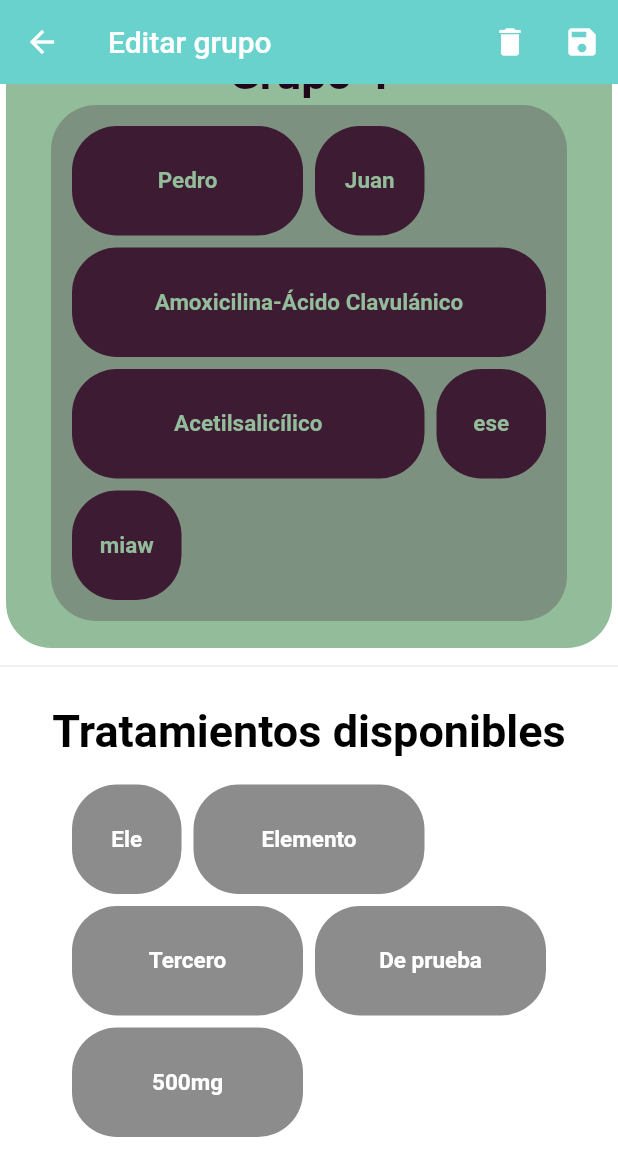
After one commit to IDGS-901-19002274/MedicardApp, a Flutter app: the DragToGroupScreen screen opened by its route, scrolled down 73 dp, after a tap on the "delete" icon, on a phone screen of 412 x 824 dp. The commit adds this screen. Shown: the top 1176 px of the screen. Run offline on Flutter 3.47's test engine with Material 2 defaults, Android fonts, the phone set to English and light mode, and no system bars; our stand-ins replace calendar_date_picker2, flutter_expandable_fab, searchfield, sqflite; accounts and stored records are empty.

Commit message:
sqlite preparacion

```diff
--- a/lib/constants/constants.dart
+++ b/lib/constants/constants.dart
@@ -26,3 +26,9 @@ BorderRadius inputBorderRadius = BorderRadius.circular(10);
 //Buttons Constans
 const EdgeInsets buttonPadding = EdgeInsets.all(15);
 BorderRadius buttonBorderRadius = BorderRadius.circular(10);
+
+BoxDecoration backgroundImage({required String image}) {
+  return BoxDecoration(
+      image: DecorationImage(
+          fit: BoxFit.cover, image: AssetImage('assets/img/$image.jpeg')));
+}
--- /dev/null
+++ b/lib/custom/drag_and_drop.dart
@@ -0,0 +1,207 @@
+import 'package:flutter/material.dart';
+import 'package:flutter_staggered_grid_view/flutter_staggered_grid_view.dart';
+import 'package:medicard_app/constants/color_pallettes.dart';
+import 'package:medicard_app/custom/custom_widgets.dart';
+import 'package:medicard_app/custom/draggable.dart';
+import 'package:medicard_app/interfaces/color_interface.dart';
+
+class DraggerElement extends StatelessWidget {
+  final String name;
+  final CardColors colorPallette;
+  const DraggerElement(
+      {super.key, required this.name, required this.colorPallette});
+
+  @override
+  Widget build(BuildContext context) {
+    return StaggeredGridTile.count(
+      crossAxisCellCount: name.length > 25
+          ? 4
+          : name.length > 13
+              ? 3
+              : name.length > 4
+                  ? 2
+                  : 1,
+      mainAxisCellCount: 1,
+      child: Draggable(
+        data: name,
+        feedback: DraggedElement(
+          colorPallette: colorPallette,
+        ),
+        child: DraggableBox(
+          colorPallette: colorPallette,
+          name: name,
+        ),
+      ),
+    );
+  }
+}
+
+class DraggerContainer extends StatelessWidget {
+  final String groupName;
+  final CardColors colorPallette;
+  final Widget child;
+  const DraggerContainer(
+      {super.key,
+      required this.groupName,
+      required this.colorPallette,
+      required this.child});
+
+  @override
+  Widget build(BuildContext context) {
+    return RoundedBox(
+      bgColor: colorPallette.bgColor,
+      padding: const EdgeInsets.all(10),
+      child: ListTile(
+        title: TitleText(
+          fontColor: colorPallette.textColor,
+          text: groupName,
+          fontSize: 30,
+        ),
+        subtitle: child,
+      ),
+    );
+  }
+}
+
+class DraggedCard extends StatelessWidget {
+  final int index;
+  final String name;
+  final CardColors colorPallette;
+  final VoidCallback ontap;
+  const DraggedCard(
+      {super.key,
+      required this.name,
+      required this.colorPallette,
+      required this.index,
+      required this.ontap});
+
+  @override
+  Widget build(BuildContext context) {
+    return StaggeredGridTile.count(
+      crossAxisCellCount: name.length > 25
+          ? 4
+          : name.length > 13
+              ? 3
+              : name.length > 4
+                  ? 2
+                  : 1,
+      mainAxisCellCount: 1,
+      child: InkWell(
+        onTap: ontap,
+        child: DraggableBox(
+          name: name,
+          colorPallette: colorPallette,
+        ),
+      ),
+    );
+  }
+}
+
+// ignore: must_be_immutable
+class DraggerZone extends StatefulWidget {
+  final CardColors colorPallette;
+  final List<String> tiles;
+
+  const DraggerZone(
+      {super.key, required this.colorPallette, required this.tiles});
+
+  @override
+  State<DraggerZone> createState() => _DraggerZoneState();
+}
+
+class _DraggerZoneState extends State<DraggerZone> {
+  List<DraggedCard> gridTiles = [];
+
+  @override
+  Widget build(BuildContext context) {
+    gridTiles = _generate_grid_cards();
+    return DragTarget(
+      builder: (
+        BuildContext context,
+        List<dynamic> accepted,
+        List<dynamic> rejected,
+      ) {
+        return RoundedBox(
+          padding: const EdgeInsets.all(10),
+          minWidth: double.infinity,
+          bgColor: widget.colorPallette.cardColor,
+          child: Container(
+            constraints: const BoxConstraints(minHeight: 210),
+            child: StaggeredGrid.count(
+              crossAxisCount: 4,
+              children: gridTiles,
+            ),
+          ),
+        );
+      },
+      onAccept: (String data) {
+        bool isInList = false;
+        int index = gridTiles.length;
+
+        for (var element in gridTiles) {
+          if (element.name == data) {
+            isInList = true;
+          }
+        }
+
+        if (!isInList) {
+          gridTiles.add(DraggedCard(
+              name: data,
+              colorPallette: widget.colorPallette,
+              index: index,
+              ontap: () {}));
+        }
+      },
+    );
+  }
+
+  // ignore: non_constant_identifier_names
+  List<DraggedCard> _generate_grid_cards() {
+    List<DraggedCard> cards = [];
+    for (var tile in widget.tiles) {
+      int index = widget.tiles.indexOf(tile);
+      cards.add(DraggedCard(
+        name: tile,
+        colorPallette: widget.colorPallette,
+        index: index,
+        ontap: () {},
+      ));
+    }
+    return cards;
+  }
+}
+
+class DragsGrid extends StatelessWidget {
+  static CardColors colorPallette = colorPalletes['default']!;
+  final List<String> tiles;
+  const DragsGrid({super.key, required this.tiles});
+
+  @override
+  Widget build(BuildContext context) {
+    List<DraggerElement> gridTiles = _generate_grid_cards();
+    return RoundedBox(
+      padding: const EdgeInsets.all(10),
+      minWidth: double.infinity,
+      bgColor: colorPallette.cardColor,
+      child: Container(
+        constraints: const BoxConstraints(minHeight: 210),
+        child: StaggeredGrid.count(
+          crossAxisCount: 4,
+          children: gridTiles,
+        ),
+      ),
+    );
+  }
+
+  // ignore: non_constant_identifier_names
+  List<DraggerElement> _generate_grid_cards() {
+    List<DraggerElement> cards = [];
+    for (var tile in tiles) {
+      cards.add(DraggerElement(
+        colorPallette: colorPallette,
+        name: tile,
+      ));
+    }
+    return cards;
+  }
+}
--- /dev/null
+++ b/lib/custom/draggable.dart
@@ -0,0 +1,55 @@
+import 'package:flutter/material.dart';
+import 'package:medicard_app/custom/custom_widgets.dart';
+import 'package:medicard_app/interfaces/color_interface.dart';
+
+class DraggableBox extends StatelessWidget {
+  final String name;
+  final CardColors colorPallette;
+  const DraggableBox(
+      {super.key, required this.name, required this.colorPallette});
+
+  @override
+  Widget build(BuildContext context) {
+    return RoundedBox(
+      padding: const EdgeInsets.all(15),
+      bgColor: colorPallette.detailColor2,
+      child: DragContainer(
+        child: DragCardText(
+          text: name,
+          textColor: colorPallette.bgColor,
+        ),
+      ),
+    );
+  }
+}
+
+class DraggedElement extends StatelessWidget {
+  final CardColors colorPallette;
+  const DraggedElement({super.key, required this.colorPallette});
+
+  @override
+  Widget build(BuildContext context) {
+    return RoundedBox(
+        bgColor: colorPallette.detailColor2,
+        child: Card(
+          color: colorPallette.bgColor,
+          child: const Padding(
+            padding: EdgeInsets.all(8.0),
+            child: DragContainer(child: null),
+          ),
+        ));
+  }
+}
+
+class DragContainer extends StatelessWidget {
+  final Widget? child;
+  const DragContainer({super.key, required this.child});
+
+  @override
+  Widget build(BuildContext context) {
+    return Container(
+      constraints: const BoxConstraints(minWidth: 40),
+      child: child,
+    );
+  }
+}
--- a/lib/custom/rounded_card.dart
+++ b/lib/custom/rounded_card.dart
@@ -8,6 +8,7 @@ class RoundedBox extends StatelessWidget {
   final EdgeInsets padding;
   final double shadow;
   final Color shadowColor;
+  final bool isBlured;
 
   const RoundedBox({
     super.key,
@@ -18,12 +19,13 @@ class RoundedBox extends StatelessWidget {
     this.padding = const EdgeInsets.all(30),
     this.shadow = 0.0,
     this.shadowColor = Colors.black,
+    this.isBlured = false,
   });
 
   @override
   Widget build(BuildContext context) {
     return Container(
-      decoration: shadow != 0
+      decoration: shadow != 0.0
           ? BoxDecoration(
               boxShadow: [
                 BoxShadow(
@@ -36,6 +38,7 @@ class RoundedBox extends StatelessWidget {
           : null,
       constraints: BoxConstraints(maxHeight: maxHeight, minWidth: minWidth),
       child: Card(
+        elevation: 0,
         color: bgColor,
         shape: RoundedRectangleBorder(
           borderRadius: BorderRadius.circular(30),
--- /dev/null
+++ b/lib/models/group_model.dart
@@ -0,0 +1,31 @@
+// ignore_for_file: non_constant_identifier_names
+class GroupModel {
+  final int id_grupo;
+  final String nombre;
+  final String tema;
+
+  GroupModel({
+    required this.id_grupo,
+    required this.nombre,
+    required this.tema,
+  });
+
+  GroupModel copyWith({int? id, String? nombre, String? tema}) {
+    // ignore: unnecessary_this
+    return GroupModel(
+        id_grupo: id ?? id_grupo,
+        nombre: nombre ?? this.nombre,
+        tema: tema ?? this.tema);
+  }
+
+  factory GroupModel.fromMap(Map<String, dynamic> map) {
+    return GroupModel(
+      id_grupo: map['id_grupo'],
+      nombre: map['nombre'],
+      tema: map['tema'],
+    );
+  }
+
+  Map<String, dynamic> toMap() =>
+      {"id_grupo": id_grupo, "nombre": nombre, "tema": tema};
+}
--- a/lib/screens/add_med_screen.dart
+++ b/lib/screens/add_med_screen.dart
@@ -28,6 +28,7 @@ class _AddMedScreenState extends State<AddMedScreen> {
             DropdownMenuEntry(value: '$index', label: 'Rigtone #$index'));
     return Scaffold(
       body: AddForm(
+        function: () {},
         fields: [
           SearchWidget(
             keyWord: 'medKey',
@@ -81,7 +82,7 @@ class _AddMedScreenState extends State<AddMedScreen> {
           MedDropDown(items: rigtones, label: 'Tono de Alarma')
         ],
         focus: focus,
-        title: 'Medicamento',
+        title: 'Tratamiento',
       ),
     );
   }
--- /dev/null
+++ b/lib/screens/drag_to_group_screen.dart
@@ -0,0 +1,61 @@
+import 'package:flutter/material.dart';
+import 'package:medicard_app/constants/color_pallettes.dart';
+import 'package:medicard_app/custom/drag_and_drop.dart';
+
+class DragToGroupScreen extends StatefulWidget {
+  const DragToGroupScreen({super.key});
+
+  @override
+  State<DragToGroupScreen> createState() => _DragToGroupScreenState();
+}
+
+class _DragToGroupScreenState extends State<DragToGroupScreen> {
+  @override
+  Widget build(BuildContext context) {
+    return Scaffold(
+      appBar: AppBar(
+        title: const Text('Editar grupo'),
+        actions: [
+          IconButton(onPressed: () {}, icon: Icon(Icons.delete)),
+          IconButton(onPressed: () {}, icon: Icon(Icons.save)),
+        ],
+      ),
+      body: SingleChildScrollView(
+        child: Padding(
+          padding: const EdgeInsets.only(top: 30.0, bottom: 30),
+          child: Column(
+            mainAxisAlignment: MainAxisAlignment.spaceAround,
+            children: [
+              DraggerContainer(
+                groupName: 'Grupo 4',
+                colorPallette: colorPalletes['mooooooooo']!,
+                child: DraggerZone(
+                  colorPallette: colorPalletes['mooooooooo']!,
+                  tiles: const [
+                    'Pedro',
+                    'Juan',
+                    'Amoxicilina-Ácido Clavulánico',
+                    'Acetilsalicílico',
+                    'ese',
+                    'miaw'
+                  ],
+                ),
+              ),
+              const Divider(),
+              DraggerContainer(
+                  groupName: 'Tratamientos disponibles',
+                  colorPallette: colorPalletes['default']!,
+                  child: const DragsGrid(tiles: [
+                    'Ele',
+                    'Elemento',
+                    'Tercero',
+                    'De prueba',
+                    '500mg'
+                  ]))
+            ],
+          ),
+        ),
+      ),
+    );
+  }
+}
--- a/lib/theme/app_theme.dart
+++ b/lib/theme/app_theme.dart
@@ -11,6 +11,8 @@ class AppTheme {
   static Color transparentDark = const Color.fromARGB(124, 52, 59, 64);
   static Color ultraSoftDark = const Color.fromARGB(64, 52, 59, 64);
 
+  static Color transparentLight = const Color.fromARGB(200, 255, 255, 255);
+
   static ThemeData lightTheme = ThemeData.light().copyWith(
       primaryColor: primary,
       brightness: Brightness.light,
```
Also changed, not shown: lib/Database/database_helper.dart (added, +23 -0 lines), lib/custom/custom_form_2.dart (+5 -4 lines), lib/custom/custom_inputs.dart (+18 -1 lines), lib/models/medicamento_model.dart (added, +52 -0 lines), lib/models/tratamiento_model.dart (added, +70 -0 lines), lib/screens/add_group_screen.dart (+24 -4 lines), lib/screens/login_screen.dart (+6 -1 lines), lib/screens/register_screen.dart (+6 -1 lines), pubspec.yaml (+5 -3 lines), assets/img/background1.jpeg (added), assets/img/background2.jpeg (added), assets/img/background3.jpeg (added), pubspec.lock.
